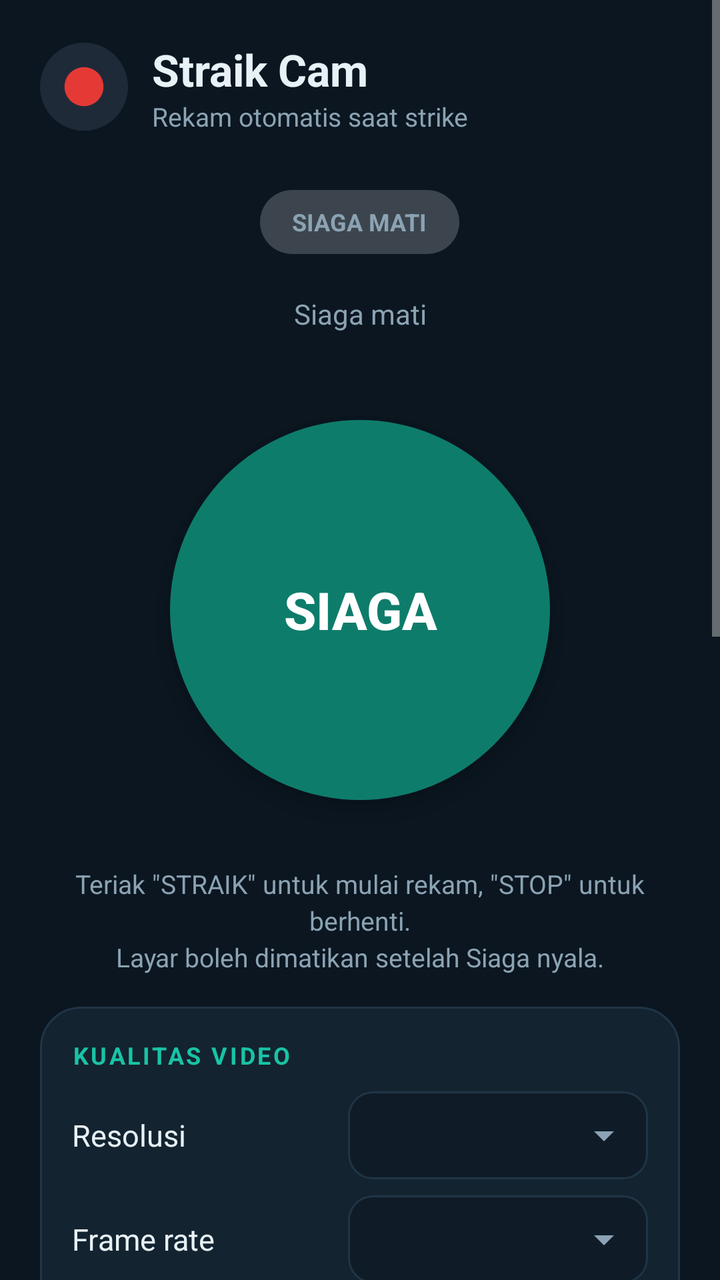
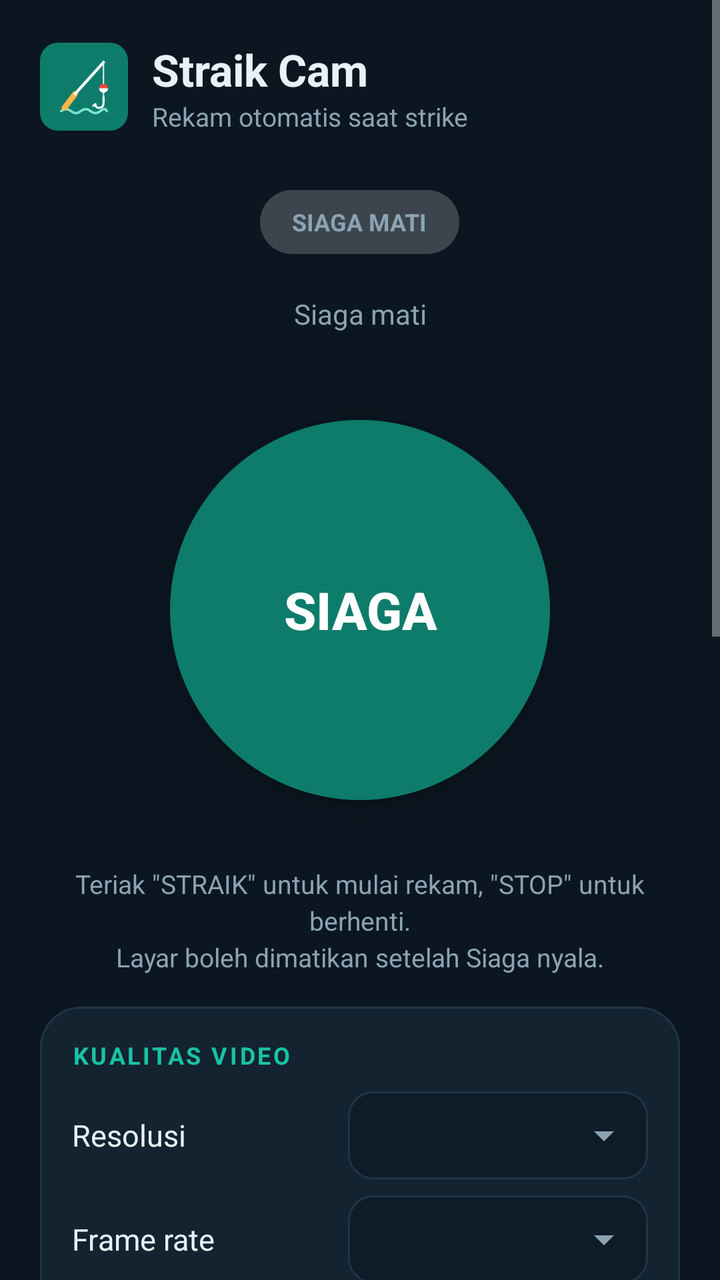

Two renders of the same Android screen: before a commit and after it. Below are the layout's source before the change and the commit's diff.
<!-- AndroidManifest.xml: application theme Theme.StraikCam -->
<!-- res/layout/activity_main.xml -->
<?xml version="1.0" encoding="utf-8"?>
<ScrollView xmlns:android="http://schemas.android.com/apk/res/android"
    android:layout_width="match_parent"
    android:layout_height="match_parent"
    android:background="@color/bg"
    android:fillViewport="true"
    android:overScrollMode="never">

    <LinearLayout
        android:layout_width="match_parent"
        android:layout_height="wrap_content"
        android:orientation="vertical"
        android:padding="20dp">

        <LinearLayout
            android:layout_width="match_parent"
            android:layout_height="wrap_content"
            android:gravity="center_vertical"
            android:orientation="horizontal">

            <ImageView
                android:layout_width="44dp"
                android:layout_height="44dp"
                android:src="@drawable/ic_launcher" />

            <LinearLayout
                android:layout_width="0dp"
                android:layout_height="wrap_content"
                android:layout_marginStart="12dp"
                android:layout_weight="1"
                android:orientation="vertical">

                <TextView
                    android:layout_width="wrap_content"
                    android:layout_height="wrap_content"
                    android:text="Straik Cam"
                    android:textColor="@color/text"
                    android:textSize="22sp"
                    android:textStyle="bold" />

                <TextView
                    android:layout_width="wrap_content"
                    android:layout_height="wrap_content"
                    android:text="Rekam otomatis saat strike"
                    android:textColor="@color/muted"
                    android:textSize="13sp" />
            </LinearLayout>

            <TextView
                android:id="@+id/tvVersion"
                android:layout_width="wrap_content"
                android:layout_height="wrap_content"
                android:textColor="@color/muted"
                android:textSize="12sp" />
        </LinearLayout>

        <TextView
            android:id="@+id/crashInfo"
            android:layout_width="match_parent"
            android:layout_height="wrap_content"
            android:layout_marginTop="16dp"
            android:background="@drawable/bg_crash"
            android:padding="14dp"
            android:textColor="#FFFF8A80"
            android:textIsSelectable="true"
            android:textSize="11sp"
            android:visibility="gone" />

        <Button
            android:id="@+id/btnCrashClose"
            android:layout_width="wrap_content"
            android:layout_height="40dp"
            android:layout_marginTop="6dp"
            android:background="@drawable/bg_btn_secondary"
            android:paddingStart="16dp"
            android:paddingEnd="16dp"
            android:stateListAnimator="@null"
            android:text="Tutup log crash"
            android:textAllCaps="false"
            android:textColor="@color/accent"
            android:textSize="13sp"
            android:visibility="gone" />

        <TextView
            android:id="@+id/statePill"
            android:layout_width="wrap_content"
            android:layout_height="32dp"
            android:layout_gravity="center_horizontal"
            android:layout_marginTop="28dp"
            android:background="@drawable/bg_pill"
            android:backgroundTint="#33FFFFFF"
            android:gravity="center"
            android:paddingStart="16dp"
            android:paddingEnd="16dp"
            android:text="SIAGA MATI"
            android:textColor="@color/muted"
            android:textSize="12sp"
            android:textStyle="bold" />

        <TextView
            android:id="@+id/status"
            android:layout_width="match_parent"
            android:layout_height="wrap_content"
            android:layout_marginTop="10dp"
            android:gravity="center"
            android:minHeight="40dp"
            android:text="Siaga mati"
            android:textColor="@color/muted"
            android:textSize="14sp" />

        <FrameLayout
            android:layout_width="240dp"
            android:layout_height="240dp"
            android:layout_gravity="center_horizontal"
            android:layout_marginTop="8dp">

            <View
                android:id="@+id/ring"
                android:layout_width="200dp"
                android:layout_height="200dp"
                android:layout_gravity="center"
                android:background="@drawable/bg_ring"
                android:backgroundTint="@color/accent"
                android:visibility="invisible" />

            <Button
                android:id="@+id/btnStandby"
                android:layout_width="190dp"
                android:layout_height="190dp"
                android:layout_gravity="center"
                android:background="@drawable/bg_main_button"
                android:backgroundTint="@color/accent_dark"
                android:elevation="8dp"
                android:stateListAnimator="@null"
                android:text="SIAGA"
                android:textColor="#FFFFFFFF"
                android:textSize="26sp"
                android:textStyle="bold" />
        </FrameLayout>

        <TextView
            android:layout_width="match_parent"
            android:layout_height="wrap_content"
            android:layout_marginTop="8dp"
            android:gravity="center"
            android:lineSpacingExtra="3dp"
            android:text="Teriak &quot;STRAIK&quot; untuk mulai rekam, &quot;STOP&quot; untuk berhenti.\nLayar boleh dimatikan setelah Siaga nyala."
            android:textColor="@color/muted"
            android:textSize="13sp" />

        <TextView
            android:id="@+id/settingsNote"
            android:layout_width="match_parent"
            android:layout_height="wrap_content"
            android:layout_marginTop="16dp"
            android:gravity="center"
            android:text="Matikan Siaga dulu untuk mengubah video dan pre-roll."
            android:textColor="@color/warn"
            android:textSize="13sp"
            android:visibility="gone" />

        <LinearLayout
            android:layout_width="match_parent"
            android:layout_height="wrap_content"
            android:layout_marginTop="16dp"
            android:background="@drawable/bg_card"
            android:orientation="vertical"
            android:padding="16dp">

            <TextView
                android:layout_width="match_parent"
                android:layout_height="wrap_content"
                android:layout_marginBottom="6dp"
                android:letterSpacing="0.1"
                android:text="KUALITAS VIDEO"
                android:textColor="@color/accent"
                android:textSize="12sp"
                android:textStyle="bold" />

        <LinearLayout
            android:layout_width="match_parent"
            android:layout_height="wrap_content"
            android:gravity="center_vertical"
            android:orientation="horizontal"
            android:paddingTop="4dp"
            android:paddingBottom="4dp">

            <TextView
                android:layout_width="0dp"
                android:layout_height="wrap_content"
                android:layout_weight="1"
                android:text="Resolusi"
                android:textColor="@color/text"
                android:textSize="15sp" />

            <Spinner
                android:id="@+id/spinResolution"
                android:layout_width="150dp"
                android:layout_height="44dp"
                android:background="@drawable/bg_field"
                android:paddingStart="8dp"
                android:popupBackground="@color/card" />
        </LinearLayout>
        <LinearLayout
            android:layout_width="match_parent"
            android:layout_height="wrap_content"
            android:gravity="center_vertical"
            android:orientation="horizontal"
            android:paddingTop="4dp"
            android:paddingBottom="4dp">

            <TextView
                android:layout_width="0dp"
                android:layout_height="wrap_content"
                android:layout_weight="1"
                android:text="Frame rate"
                android:textColor="@color/text"
                android:textSize="15sp" />

            <Spinner
                android:id="@+id/spinFps"
                android:layout_width="150dp"
                android:layout_height="44dp"
                android:background="@drawable/bg_field"
                android:paddingStart="8dp"
                android:popupBackground="@color/card" />
        </LinearLayout>
        </LinearLayout>

        <LinearLayout
            android:layout_width="match_parent"
            android:layout_height="wrap_content"
            android:layout_marginTop="16dp"
            android:background="@drawable/bg_card"
            android:orientation="vertical"
            android:padding="16dp">

            <TextView
                android:layout_width="match_parent"
                android:layout_height="wrap_content"
                android:layout_marginBottom="6dp"
                android:letterSpacing="0.1"
                android:text="MODE REKAM"
                android:textColor="@color/accent"
                android:textSize="12sp"
                android:textStyle="bold" />

        <Switch
            android:id="@+id/chkPreRoll"
            android:layout_width="match_parent"
            android:layout_height="48dp"
            android:text="Pre-roll 30 detik"
            android:textColor="@color/text"
            android:textSize="15sp"
            android:thumbTint="@color/switch_thumb"
            android:trackTint="@color/switch_track" />
            <TextView
                android:layout_width="match_parent"
                android:layout_height="wrap_content"
                android:layout_marginTop="2dp"
                android:paddingEnd="64dp"
                android:text="Simpan 30 detik sebelum straik. Kamera menyala terus, jadi lebih boros baterai dan HP lebih hangat."
                android:textColor="@color/muted"
                android:textSize="12sp" />
        </LinearLayout>

        <LinearLayout
            android:layout_width="match_parent"
            android:layout_height="wrap_content"
            android:layout_marginTop="16dp"
            android:background="@drawable/bg_card"
            android:orientation="vertical"
            android:padding="16dp">

            <TextView
                android:layout_width="match_parent"
                android:layout_height="wrap_content"
                android:layout_marginBottom="6dp"
                android:letterSpacing="0.1"
                android:text="NOTIFIKASI REKAM"
                android:textColor="@color/accent"
                android:textSize="12sp"
                android:textStyle="bold" />

        <Switch
            android:id="@+id/chkSound"
            android:layout_width="match_parent"
            android:layout_height="48dp"
            android:text="Nada mulai dan berhenti"
            android:textColor="@color/text"
            android:textSize="15sp"
            android:thumbTint="@color/switch_thumb"
            android:trackTint="@color/switch_track" />
        <Switch
            android:id="@+id/chkVibrate"
            android:layout_width="match_parent"
            android:layout_height="48dp"
            android:text="Getar mulai dan berhenti"
            android:textColor="@color/text"
            android:textSize="15sp"
            android:thumbTint="@color/switch_thumb"
            android:trackTint="@color/switch_track" />
        <Button
            android:id="@+id/btnTestTone"
            android:layout_width="match_parent"
            android:layout_height="48dp"
            android:layout_marginTop="8dp"
            android:background="@drawable/bg_btn_secondary"
            android:stateListAnimator="@null"
            android:text="Coba nada"
            android:textAllCaps="false"
            android:textColor="@color/accent"
            android:textSize="14sp" />
        </LinearLayout>

        <LinearLayout
            android:layout_width="match_parent"
            android:layout_height="wrap_content"
            android:layout_marginTop="16dp"
            android:background="@drawable/bg_card"
            android:orientation="vertical"
            android:padding="16dp">

            <TextView
                android:layout_width="match_parent"
                android:layout_height="wrap_content"
                android:layout_marginBottom="6dp"
                android:letterSpacing="0.1"
                android:text="APLIKASI"
                android:textColor="@color/accent"
                android:textSize="12sp"
                android:textStyle="bold" />

            <TextView
                android:id="@+id/updateInfo"
                android:layout_width="match_parent"
                android:layout_height="wrap_content"
                android:gravity="center"
                android:paddingBottom="4dp"
                android:textColor="@color/accent"
                android:textSize="13sp"
                android:visibility="gone" />
        <Button
            android:id="@+id/btnUpdate"
            android:layout_width="match_parent"
            android:layout_height="48dp"
            android:layout_marginTop="0dp"
            android:background="@drawable/bg_btn_secondary"
            android:stateListAnimator="@null"
            android:text="Cek update"
            android:textAllCaps="false"
            android:textColor="@color/accent"
            android:textSize="14sp" />
        <Button
            android:id="@+id/btnBattery"
            android:layout_width="match_parent"
            android:layout_height="48dp"
            android:layout_marginTop="8dp"
            android:background="@drawable/bg_btn_secondary"
            android:stateListAnimator="@null"
            android:text="Atur penghemat baterai"
            android:textAllCaps="false"
            android:textColor="@color/accent"
            android:textSize="14sp" />
        </LinearLayout>

        <TextView
            android:layout_width="match_parent"
            android:layout_height="wrap_content"
            android:layout_marginTop="20dp"
            android:layout_marginBottom="8dp"
            android:gravity="center"
            android:text="Video tersimpan di Movies/StraikCam"
            android:textColor="@color/off"
            android:textSize="12sp" />
    </LinearLayout>
</ScrollView>
<!-- resources referenced by this layout -->
<resources>
  <color name="accent">#FF19C3A5</color>
  <color name="accent_dark">#FF0E7C6B</color>
  <color name="bg">#FF0B1620</color>
  <color name="card">#FF132330</color>
  <color name="muted">#FF8BA3B3</color>
  <color name="off">#FF3A5266</color>
  <color name="text">#FFE8F1F6</color>
  <color name="warn">#FFFFB547</color>
  <!-- drawable bg_card (drawable) -->
  <?xml version="1.0" encoding="utf-8"?>
  <shape xmlns:android="http://schemas.android.com/apk/res/android" android:shape="rectangle">
      <solid android:color="@color/card" />
      <corners android:radius="20dp" />
      <stroke android:width="1dp" android:color="@color/stroke" />
  </shape>
  <!-- drawable bg_crash (drawable) -->
  <?xml version="1.0" encoding="utf-8"?>
  <shape xmlns:android="http://schemas.android.com/apk/res/android" android:shape="rectangle">
      <solid android:color="#FF2A1618" />
      <corners android:radius="16dp" />
      <stroke android:width="1dp" android:color="#FF6B2A2E" />
  </shape>
  <!-- drawable bg_main_button (drawable) -->
  <?xml version="1.0" encoding="utf-8"?>
  <ripple xmlns:android="http://schemas.android.com/apk/res/android" android:color="#33FFFFFF">
      <item>
          <shape android:shape="oval">
              <solid android:color="#FFFFFFFF" />
          </shape>
      </item>
  </ripple>
  <!-- drawable bg_pill (drawable) -->
  <?xml version="1.0" encoding="utf-8"?>
  <shape xmlns:android="http://schemas.android.com/apk/res/android" android:shape="rectangle">
      <solid android:color="#FFFFFFFF" />
      <corners android:radius="50dp" />
  </shape>
  <!-- drawable bg_ring (drawable) -->
  <?xml version="1.0" encoding="utf-8"?>
  <shape xmlns:android="http://schemas.android.com/apk/res/android" android:shape="oval">
      <solid android:color="#00000000" />
      <stroke android:width="4dp" android:color="#FFFFFFFF" />
  </shape>
  <!-- drawable ic_launcher (drawable) -->
  <?xml version="1.0" encoding="utf-8"?>
  <layer-list xmlns:android="http://schemas.android.com/apk/res/android">
      <item>
          <shape android:shape="oval">
              <solid android:color="#FF1E2A38" />
              <size android:width="108dp" android:height="108dp" />
          </shape>
      </item>
      <item android:bottom="30dp" android:left="30dp" android:right="30dp" android:top="30dp">
          <shape android:shape="oval">
              <solid android:color="#FFE53935" />
          </shape>
      </item>
  </layer-list>
  <color name="stroke">#FF1F3547</color>
  <color name="field">#FF0F1C27</color>
  <!-- unchanged entries left out for length: 4 -->
</resources>

<!-- the commit's change to res/layout/activity_main.xml (unified diff, before → after) -->
@@ -21,7 +21,7 @@
             <ImageView
                 android:layout_width="44dp"
                 android:layout_height="44dp"
-                android:src="@drawable/ic_launcher" />
+                android:src="@drawable/ic_logo" />
 
             <LinearLayout
                 android:layout_width="0dp"
<!-- resource entries referenced after the edit -->
@@ -43,23 +43,45 @@
       <solid android:color="#00000000" />
       <stroke android:width="4dp" android:color="#FFFFFFFF" />
   </shape>
-  <!-- drawable ic_launcher (drawable) -->
+  <!-- drawable ic_logo (drawable) -->
   <?xml version="1.0" encoding="utf-8"?>
   <layer-list xmlns:android="http://schemas.android.com/apk/res/android">
       <item>
-          <shape android:shape="oval">
-              <solid android:color="#FF1E2A38" />
+          <shape android:shape="rectangle">
+              <solid android:color="#FF0E7C6B" />
+              <corners android:radius="22dp" />
               <size android:width="108dp" android:height="108dp" />
           </shape>
       </item>
-      <item android:bottom="30dp" android:left="30dp" android:right="30dp" android:top="30dp">
-          <shape android:shape="oval">
-              <solid android:color="#FFE53935" />
-          </shape>
-      </item>
+      <item android:drawable="@drawable/ic_launcher_fg" />
   </layer-list>
   <color name="stroke">#FF1F3547</color>
   <color name="field">#FF0F1C27</color>
+  <!-- drawable ic_launcher_fg (drawable) -->
+  <?xml version="1.0" encoding="utf-8"?>
+  <vector xmlns:android="http://schemas.android.com/apk/res/android"
+      android:width="108dp" android:height="108dp" android:viewportWidth="108" android:viewportHeight="108">
+      
+      <path android:pathData="M26,84 Q32,79 38,84 T50,84 T62,84 T74,84 T82,84"
+          android:strokeColor="#FF7FE3D2" android:strokeWidth="3" android:strokeLineCap="round" />
+      
+      <path android:pathData="M30,80 L43,63"
+          android:strokeColor="#FFFFB547" android:strokeWidth="7" android:strokeLineCap="round" />
+      
+      <path android:pathData="M43,63 L78,24"
+          android:strokeColor="#FFFFFFFF" android:strokeWidth="3.5" android:strokeLineCap="round" />
+      
+      <path android:pathData="M78,24 L78,52"
+          android:strokeColor="#FFE8F1F6" android:strokeWidth="1.6" android:strokeLineCap="round" />
+      
+      <path android:fillColor="#FFF0443D" android:pathData="M72.5,56 a5.5,5.5 0 1,1 11,0 z" />
+      <path android:fillColor="#FFFFFFFF" android:pathData="M72.5,56 a5.5,5.5 0 0,0 11,0 z" />
+      <path android:pathData="M78,61.5 L78,68"
+          android:strokeColor="#FFE8F1F6" android:strokeWidth="1.6" />
+      
+      <path android:pathData="M78,67 L78,74 Q78,80 72.5,80 Q68,80 68,75.5 M68,75.5 L65.5,77.5"
+          android:strokeColor="#FFFFFFFF" android:strokeWidth="2.6" android:strokeLineCap="round" android:strokeLineJoin="round" />
+  </vector>
   <!-- unchanged entries left out for length: 4 -->
 </resources>
 
